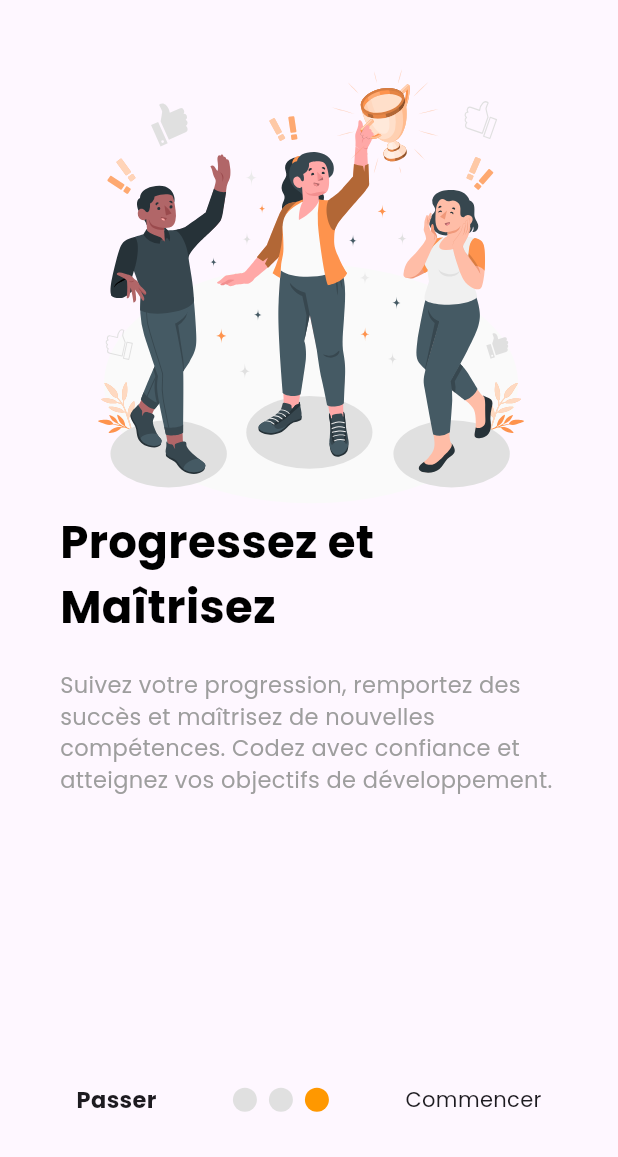
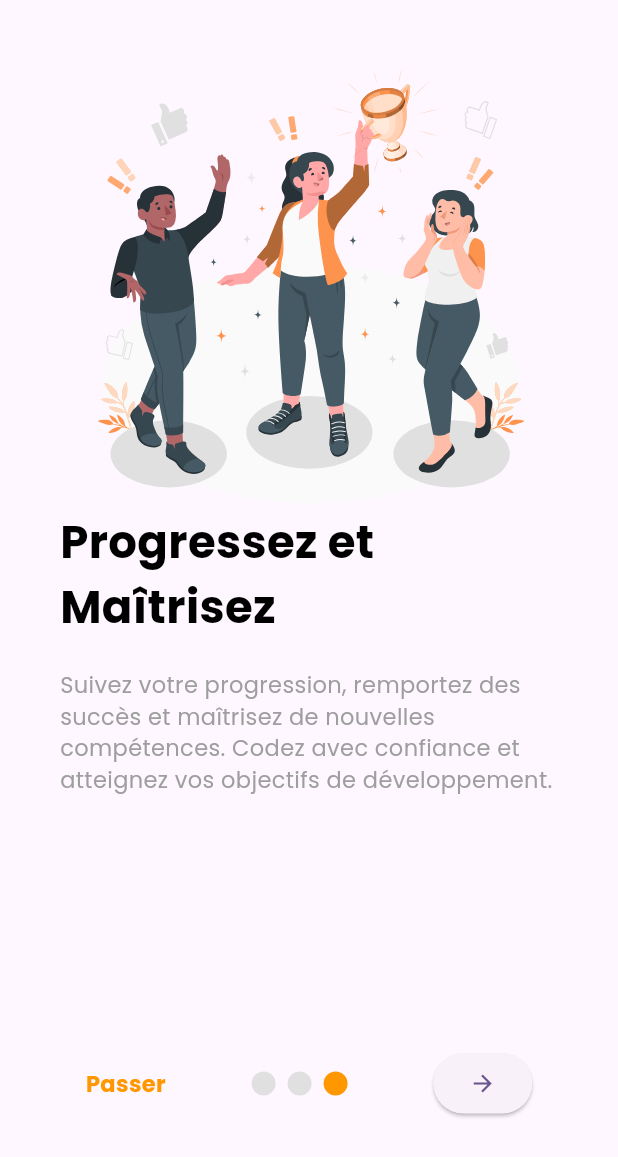
Before and after one commit to Godisouleymane/Nerd-app, a Flutter app: the screen it shows after launch, swiped to page 3, on a phone screen of 412 x 824 dp. Shown: the top 1157 px of the screen. Run offline on Flutter 3.47's test engine with Material 3 defaults, Android fonts, the phone set to English and light mode, and no system bars; drawn by our look-alikes of smooth_page_indicator; our stand-ins replace flutter_svg, google_fonts.

Commit message:
ajout du button connecter

```diff
--- a/lib/widgets/onBoarding_screen.dart
+++ b/lib/widgets/onBoarding_screen.dart
@@ -46,9 +46,10 @@ class _OnBoardingScreenState extends State<OnBoardingScreen> {
               onTap: () {
                 _controller.jumpToPage(2);
               },
-              child: Text('Passer', style: TextStyle(
+              child: const Text('Passer', style: TextStyle(
                 fontWeight: FontWeight.bold,
-               fontSize: 15
+               fontSize: 15,
+                 color: Colors.orange
               ),),
               ),
 
@@ -62,26 +63,19 @@ class _OnBoardingScreenState extends State<OnBoardingScreen> {
               count: 3),
 
               onLastPage ?
-              GestureDetector(
-                onTap: () {
-                  Navigator.push(context,
-                  MaterialPageRoute(builder: (context){
-                    return HomePage();
-                  }
-                  )
-                  );
-              },
-                child: Text('Commencer')
-                ) :
+             ElevatedButton(onPressed:
+             (){},
+             child: Icon(Icons.arrow_forward)) :
                   GestureDetector(
                 onTap: () {
                 _controller.nextPage(duration:
                 Duration(milliseconds: 500),
                 curve: Curves.easeIn);
               },
-                child: Text('Suivant', style: TextStyle(
+                child: const Text('Suivant', style: TextStyle(
                      fontWeight: FontWeight.bold,
-                     fontSize: 15
+                     fontSize: 15,
+                     color: Colors.orange
                 ),)
                 ),
           ],
```
